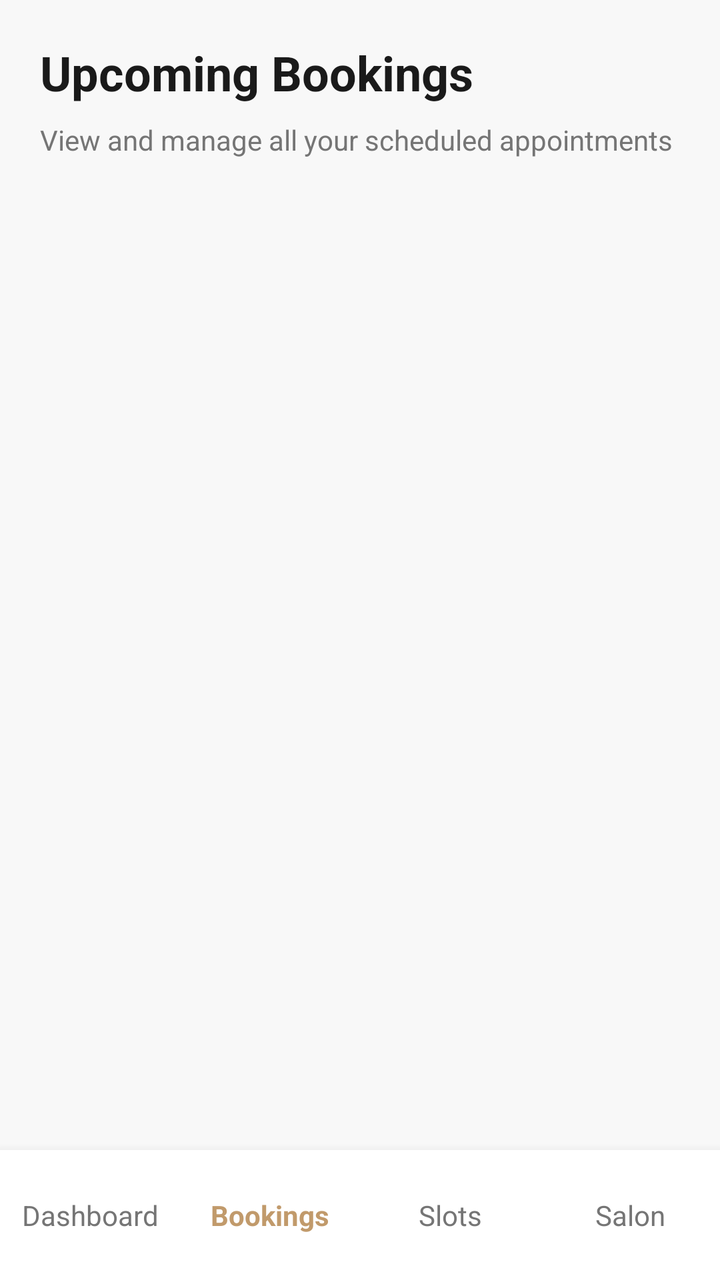
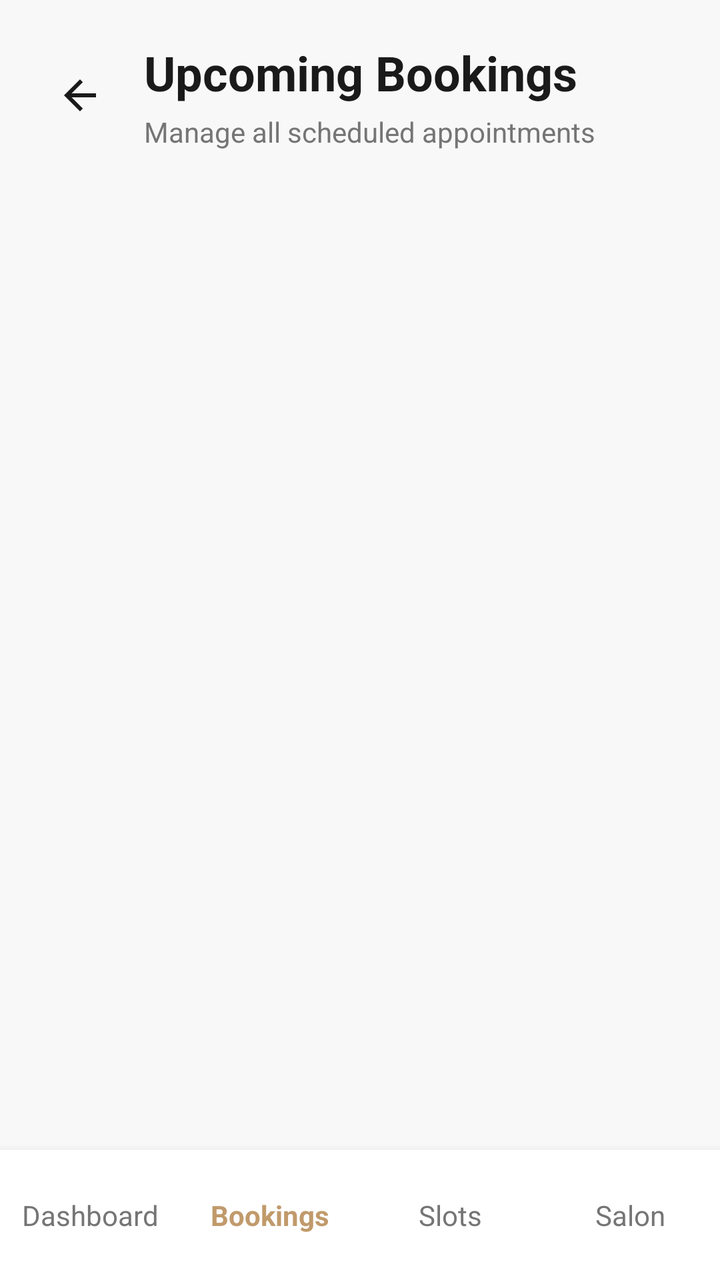

Two renders of the same Android screen: before a commit and after it. Below are the layout's source before the change and the commit's diff.
<!-- AndroidManifest.xml: application theme Theme.SalonSync -->
<!-- res/layout/activity_admin_bookings.xml -->
<?xml version="1.0" encoding="utf-8"?>
<androidx.constraintlayout.widget.ConstraintLayout xmlns:android="http://schemas.android.com/apk/res/android"
    xmlns:app="http://schemas.android.com/apk/res-auto"
    android:layout_width="match_parent"
    android:layout_height="match_parent"
    android:background="#F8F8F8">

    <LinearLayout
        android:id="@+id/header"
        android:layout_width="match_parent"
        android:layout_height="wrap_content"
        android:orientation="vertical"
        android:padding="20dp"
        app:layout_constraintTop_toTopOf="parent">

        <TextView
            android:layout_width="wrap_content"
            android:layout_height="wrap_content"
            android:text="Upcoming Bookings"
            android:textColor="#1A1A1A"
            android:textSize="24sp"
            android:textStyle="bold" />

        <TextView
            android:layout_width="wrap_content"
            android:layout_height="wrap_content"
            android:layout_marginTop="8dp"
            android:text="View and manage all your scheduled appointments"
            android:textColor="#757575"
            android:textSize="14sp" />
    </LinearLayout>

    <androidx.recyclerview.widget.RecyclerView
        android:id="@+id/rvUpcomingBookings"
        android:layout_width="match_parent"
        android:layout_height="0dp"
        android:layout_marginTop="8dp"
        android:paddingHorizontal="20dp"
        app:layout_constraintBottom_toTopOf="@+id/bottom_navigation"
        app:layout_constraintTop_toBottomOf="@id/header" />

    <LinearLayout
        android:id="@+id/bottom_navigation"
        android:layout_width="match_parent"
        android:layout_height="65dp"
        android:background="#FFFFFF"
        android:elevation="8dp"
        android:gravity="center_vertical"
        android:orientation="horizontal"
        app:layout_constraintBottom_toBottomOf="parent">

        <TextView
            android:id="@+id/navDashboard"
            android:layout_width="0dp"
            android:layout_height="wrap_content"
            android:layout_weight="1"
            android:text="Dashboard"
            android:textAlignment="center"
            android:textColor="#757575" />

        <TextView
            android:id="@+id/navBookings"
            android:layout_width="0dp"
            android:layout_height="wrap_content"
            android:layout_weight="1"
            android:text="Bookings"
            android:textAlignment="center"
            android:textColor="#C19A6B"
            android:textStyle="bold" />

        <TextView
            android:id="@+id/navServices"
            android:layout_width="0dp"
            android:layout_height="wrap_content"
            android:layout_weight="1"
            android:text="Slots"
            android:textAlignment="center"
            android:textColor="#757575" />

        <TextView
            android:id="@+id/navSalon"
            android:layout_width="0dp"
            android:layout_height="wrap_content"
            android:layout_weight="1"
            android:text="Salon"
            android:textAlignment="center"
            android:textColor="#757575" />
    </LinearLayout>

</androidx.constraintlayout.widget.ConstraintLayout>
<!-- resources referenced by this layout -->
<resources>
  <style name="Theme.SalonSync" parent="Base.Theme.SalonSync" />
  <style name="Base.Theme.SalonSync" parent="Theme.Material3.DayNight.NoActionBar">
          
          
      </style>
</resources>

<!-- the commit's change to res/layout/activity_admin_bookings.xml (unified diff, before → after) -->
@@ -9,25 +9,42 @@
         android:id="@+id/header"
         android:layout_width="match_parent"
         android:layout_height="wrap_content"
-        android:orientation="vertical"
+        android:gravity="center_vertical"
+        android:orientation="horizontal"
         android:padding="20dp"
         app:layout_constraintTop_toTopOf="parent">
 
-        <TextView
+        <ImageButton
+            android:id="@+id/btnBack"
+            android:layout_width="40dp"
+            android:layout_height="40dp"
+            android:layout_marginEnd="12dp"
+            android:background="?attr/selectableItemBackgroundBorderless"
+            android:contentDescription="Back"
+            android:src="@drawable/baseline_arrow_back_24"
+            app:tint="#1A1A1A" />
+
+        <LinearLayout
             android:layout_width="wrap_content"
             android:layout_height="wrap_content"
-            android:text="Upcoming Bookings"
-            android:textColor="#1A1A1A"
-            android:textSize="24sp"
-            android:textStyle="bold" />
+            android:orientation="vertical">
 
-        <TextView
-            android:layout_width="wrap_content"
-            android:layout_height="wrap_content"
-            android:layout_marginTop="8dp"
-            android:text="View and manage all your scheduled appointments"
-            android:textColor="#757575"
-            android:textSize="14sp" />
+            <TextView
+                android:layout_width="wrap_content"
+                android:layout_height="wrap_content"
+                android:text="Upcoming Bookings"
+                android:textColor="#1A1A1A"
+                android:textSize="24sp"
+                android:textStyle="bold" />
+
+            <TextView
+                android:layout_width="wrap_content"
+                android:layout_height="wrap_content"
+                android:layout_marginTop="4dp"
+                android:text="Manage all scheduled appointments"
+                android:textColor="#757575"
+                android:textSize="14sp" />
+        </LinearLayout>
     </LinearLayout>
 
     <androidx.recyclerview.widget.RecyclerView
<!-- resource entries referenced after the edit -->
@@ -1,5 +1,11 @@
 <!-- resources referenced by this layout -->
 <resources>
+  <!-- drawable baseline_arrow_back_24 (drawable) -->
+  <vector xmlns:android="http://schemas.android.com/apk/res/android" android:autoMirrored="true" android:height="24dp" android:tint="#000000" android:viewportHeight="24" android:viewportWidth="24" android:width="24dp">
+        
+      <path android:fillColor="@android:color/white" android:pathData="M20,11H7.83l5.59,-5.59L12,4l-8,8 8,8 1.41,-1.41L7.83,13H20v-2z"/>
+      
+  </vector>
   <style name="Theme.SalonSync" parent="Base.Theme.SalonSync" />
   <style name="Base.Theme.SalonSync" parent="Theme.Material3.DayNight.NoActionBar">
           
